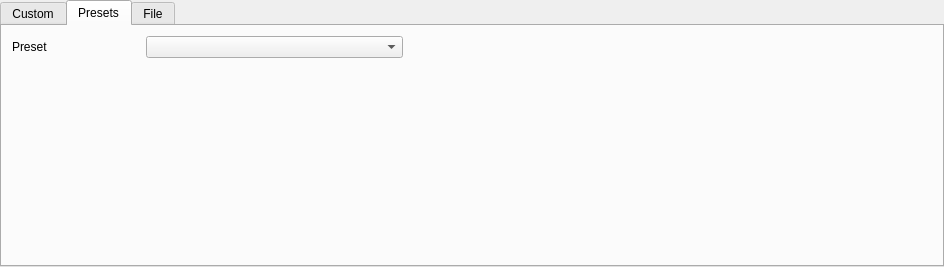
The window that ui/BackgroundApplier.ui (Fefedu973/OpenRGBVisualMapPlugin) describes before a commit, drawn with Qt 5.
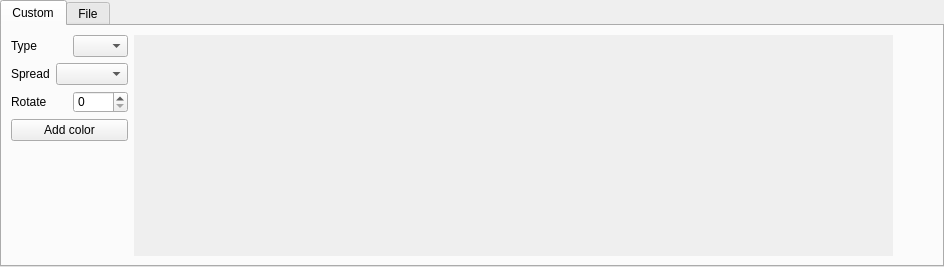
The same window after the commit. The open tabs and pages were chosen to show the change.

Diff of the .ui file:
```diff
--- a/ui/BackgroundApplier.ui
+++ b/ui/BackgroundApplier.ui
@@ -247,59 +247,6 @@
          </item>
         </layout>
        </widget>
-       <widget class="QWidget" name="presets_tab">
-        <property name="sizePolicy">
-         <sizepolicy hsizetype="Expanding" vsizetype="Minimum">
-          <horstretch>0</horstretch>
-          <verstretch>0</verstretch>
-         </sizepolicy>
-        </property>
-        <attribute name="title">
-         <string>Presets</string>
-        </attribute>
-        <widget class="QWidget" name="verticalLayoutWidget">
-         <property name="geometry">
-          <rect>
-           <x>10</x>
-           <y>10</y>
-           <width>391</width>
-           <height>91</height>
-          </rect>
-         </property>
-         <layout class="QGridLayout" name="gridLayout_5">
-          <item row="1" column="0">
-           <spacer name="verticalSpacer">
-            <property name="orientation">
-             <enum>Qt::Vertical</enum>
-            </property>
-            <property name="sizeHint" stdset="0">
-             <size>
-              <width>20</width>
-              <height>40</height>
-             </size>
-            </property>
-           </spacer>
-          </item>
-          <item row="0" column="0">
-           <layout class="QHBoxLayout" name="horizontalLayout" stretch="1,2">
-            <property name="sizeConstraint">
-             <enum>QLayout::SetDefaultConstraint</enum>
-            </property>
-            <item>
-             <widget class="QLabel" name="Presets">
-              <property name="text">
-               <string>Preset</string>
-              </property>
-             </widget>
-            </item>
-            <item>
-             <widget class="QComboBox" name="presets_comboBox"/>
-            </item>
-           </layout>
-          </item>
-         </layout>
-        </widget>
-       </widget>
        <widget class="QWidget" name="file_tab">
         <property name="sizePolicy">
          <sizepolicy hsizetype="Expanding" vsizetype="Minimum">
```
